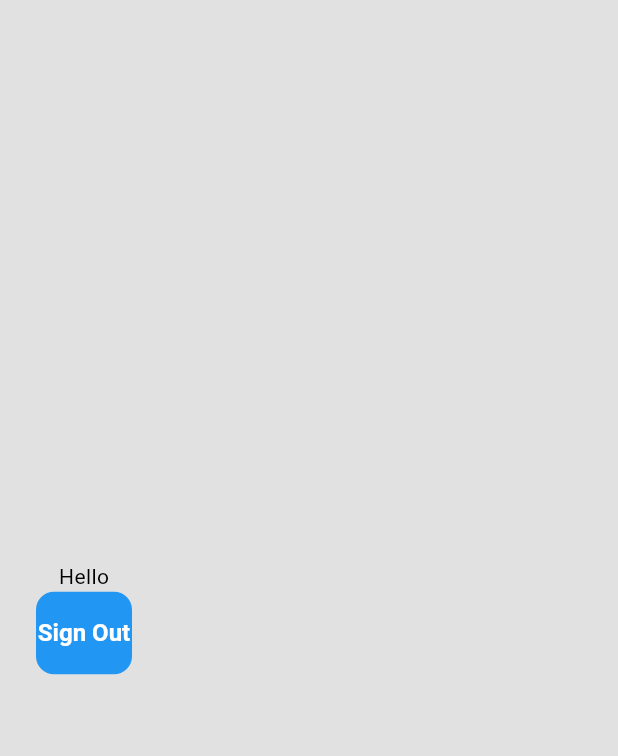
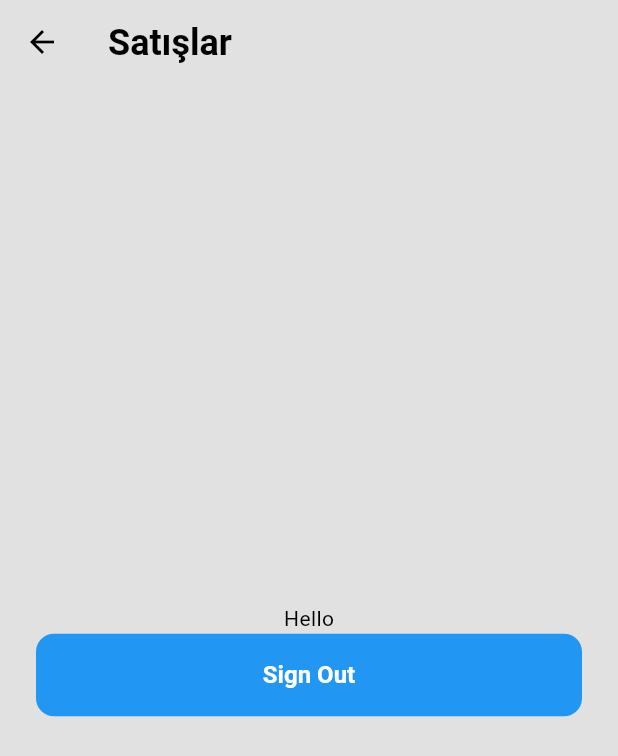
Before and after one commit to Nomaliev/trackcreditapp, a Flutter app: the HomePage screen opened directly, on a phone screen of 412 x 824 dp. Shown: the top 756 px of the screen. Run offline on Flutter 3.47's test engine with Material 3 defaults, Android fonts, the phone set to English and light mode, and no system bars; our stand-ins replace cloud_firestore, connectivity_plus, firebase_auth, firebase_core, get, get_storage and 1 more; accounts and stored records are empty; Roboto replaces fonts that are missing (Poppins).

```diff
--- a/lib/app.dart
+++ b/lib/app.dart
@@ -1,6 +1,6 @@
 import 'package:flutter/material.dart';
 import 'package:get/get.dart';
-import 'package:trackcreditapp/features/authentication/screens/home.dart';
+import 'package:trackcreditapp/features/task/screens/home.dart';
 import 'package:trackcreditapp/utilities/general_bindings.dart';
 import 'package:trackcreditapp/utilities/theme/theme.dart';
 
--- a/lib/data/repositories/authentication_repository.dart
+++ b/lib/data/repositories/authentication_repository.dart
@@ -1,7 +1,7 @@
 import 'package:firebase_auth/firebase_auth.dart';
 import 'package:flutter/services.dart';
 import 'package:get/get.dart';
-import 'package:trackcreditapp/features/authentication/screens/home.dart';
+import 'package:trackcreditapp/features/task/screens/home.dart';
 import 'package:trackcreditapp/features/authentication/screens/loginpage/login_page.dart';
 import 'package:trackcreditapp/utilities/constans/exceptions/exceptions.dart';
 import 'package:trackcreditapp/utilities/constans/exceptions/firebase_exceptions.dart';
--- a/lib/features/authentication/controllers/login_controller.dart
+++ b/lib/features/authentication/controllers/login_controller.dart
@@ -1,7 +1,7 @@
 import 'package:flutter/material.dart';
 import 'package:get/get.dart';
 import 'package:trackcreditapp/data/repositories/authentication_repository.dart';
-import 'package:trackcreditapp/features/authentication/screens/home.dart';
+import 'package:trackcreditapp/features/task/screens/home.dart';
 import 'package:trackcreditapp/utilities/constans/colors.dart';
 import 'package:trackcreditapp/utilities/constans/helpers/network_manager.dart';
 import 'package:trackcreditapp/utilities/constans/snackbars.dart';
--- a/lib/features/authentication/screens/home.dart
+++ /dev/null
@@ -1,25 +0,0 @@
-import 'package:flutter/material.dart';
-import 'package:trackcreditapp/data/repositories/authentication_repository.dart';
-import 'package:trackcreditapp/utilities/constans/sizes.dart';
-
-class HomePage extends StatelessWidget {
-  const HomePage({super.key});
-
-  @override
-  Widget build(BuildContext context) {
-    return Scaffold(
-      body: Padding(
-        padding: const EdgeInsets.all(AppSizes.defaultPadding),
-        child: Column(
-          mainAxisAlignment: MainAxisAlignment.center,
-          children: [
-            const Text('Hello'),
-            ElevatedButton(
-                onPressed: () => AuthenticationRepository.instance.logOut(),
-                child: const Text('Sign Out'))
-          ],
-        ),
-      ),
-    );
-  }
-}
--- /dev/null
+++ b/lib/features/task/screens/home.dart
@@ -0,0 +1,49 @@
+import 'package:flutter/material.dart';
+import 'package:get/get.dart';
+import 'package:iconsax/iconsax.dart';
+import 'package:trackcreditapp/data/repositories/authentication_repository.dart';
+import 'package:trackcreditapp/features/task/addcredit.dart';
+import 'package:trackcreditapp/utilities/constans/colors.dart';
+import 'package:trackcreditapp/utilities/constans/helpers/helper_functions.dart';
+import 'package:trackcreditapp/utilities/constans/sizes.dart';
+
+class HomePage extends StatelessWidget {
+  const HomePage({super.key});
+
+  @override
+  Widget build(BuildContext context) {
+    final isDark = AppHelperFunctions.isDarkMode(context);
+    return Scaffold(
+      floatingActionButton: IconButton(
+        onPressed: () => Get.to(() => const Addcredit()),
+        icon: Icon(
+          Iconsax.add,
+          color: isDark ? AppColors.white : AppColors.black,
+        ),
+        color: AppColors.white,
+        iconSize: 35,
+      ),
+      appBar: AppBar(
+        title: Text(
+          'Satışlar',
+          style: Theme.of(context).textTheme.headlineMedium,
+        ),
+      ),
+      body: Padding(
+        padding: const EdgeInsets.all(AppSizes.defaultPadding),
+        child: Column(
+          mainAxisAlignment: MainAxisAlignment.center,
+          children: [
+            const Text('Hello'),
+            SizedBox(
+              width: double.infinity,
+              child: ElevatedButton(
+                  onPressed: () => AuthenticationRepository.instance.logOut(),
+                  child: const Text('Sign Out')),
+            )
+          ],
+        ),
+      ),
+    );
+  }
+}
--- a/lib/utilities/theme/custom_themes.dart/text_field.dart
+++ b/lib/utilities/theme/custom_themes.dart/text_field.dart
@@ -1,10 +1,12 @@
 import 'package:flutter/material.dart';
+import 'package:trackcreditapp/utilities/constans/sizes.dart';
 
 class AppTextFieldTheme {
   AppTextFieldTheme._();
 
   //Light Theme
   static InputDecorationTheme lightTextFieldTheme = InputDecorationTheme(
+    contentPadding: const EdgeInsets.all(AppSizes.defaultPadding),
     errorMaxLines: 3,
     prefixIconColor: Colors.grey,
     suffixIconColor: Colors.grey,
@@ -33,6 +35,7 @@ class AppTextFieldTheme {
 
   //Dark Theme
   static InputDecorationTheme darkTextFieldTheme = InputDecorationTheme(
+    contentPadding: const EdgeInsets.all(AppSizes.defaultPadding),
     errorMaxLines: 2,
     prefixIconColor: Colors.grey,
     suffixIconColor: Colors.grey,
```
Also changed, not shown: lib/features/task/addcredit.dart (added, +36 -0 lines), lib/utilities/constans/widgets/appbar.dart (added, +50 -0 lines), 1 other file.
